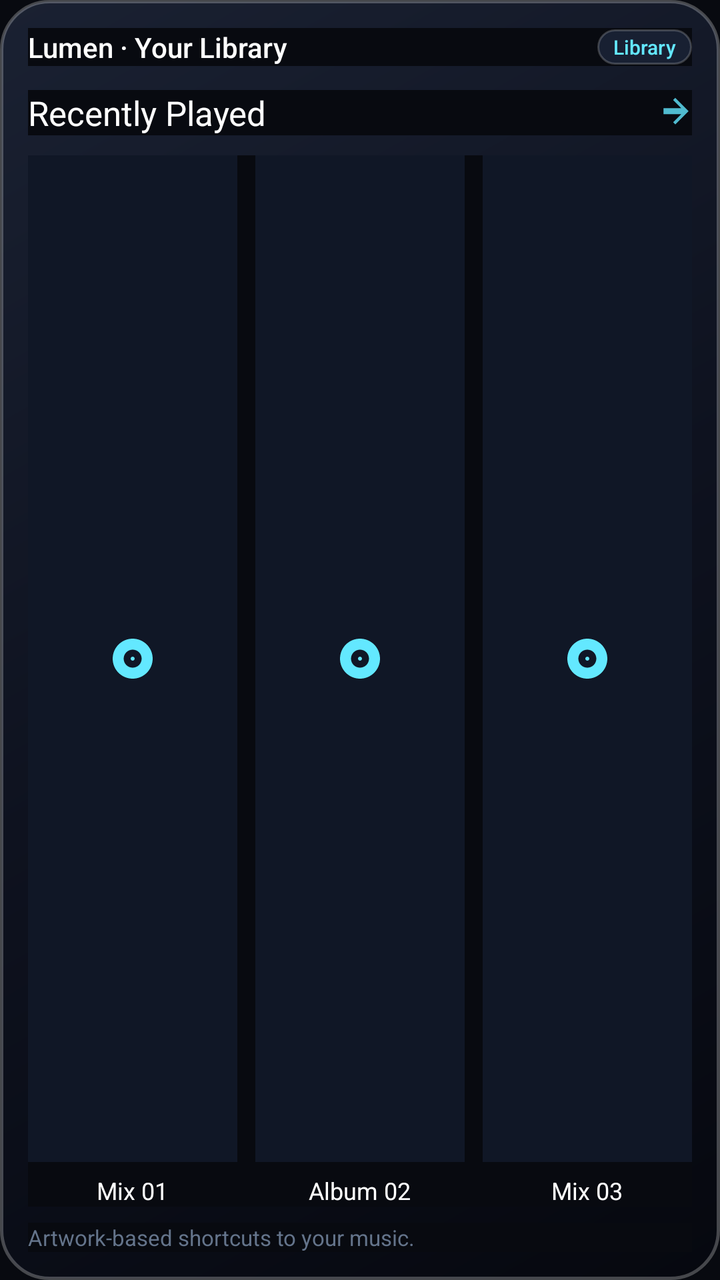
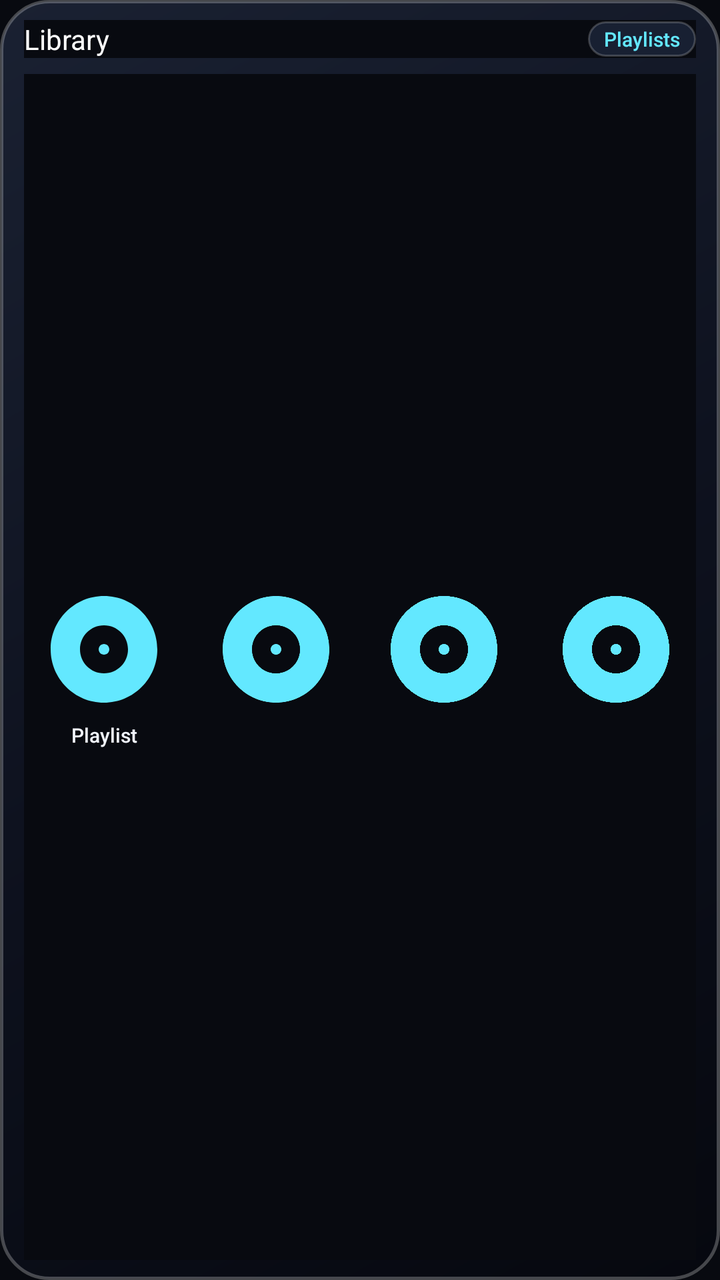

Before-and-after screenshots of an Android layout around one commit, followed by the original layout XML and the change that was made.
<!-- AndroidManifest.xml: application theme AppTheme -->
<!-- res/layout/widget_library.xml -->
<?xml version="1.0" encoding="utf-8"?>
<LinearLayout xmlns:android="http://schemas.android.com/apk/res/android"
    android:id="@+id/widget_lib_root"
    android:layout_width="match_parent"
    android:layout_height="match_parent"
    android:background="@drawable/widget_card_bg"
    android:orientation="vertical"
    android:padding="14dp">

    
    <LinearLayout
        android:layout_width="match_parent"
        android:layout_height="wrap_content"
        android:gravity="center_vertical"
        android:orientation="horizontal">

        <TextView
            android:layout_width="0dp"
            android:layout_height="wrap_content"
            android:layout_weight="1"
            android:fontFamily="sans-serif-medium"
            android:text="Lumen · Your Library"
            android:textColor="#FFFFFF"
            android:textSize="14sp" />

        <TextView
            android:layout_width="wrap_content"
            android:layout_height="wrap_content"
            android:background="@drawable/widget_tag_bg"
            android:fontFamily="sans-serif-medium"
            android:paddingStart="8dp"
            android:paddingTop="2dp"
            android:paddingEnd="8dp"
            android:paddingBottom="2dp"
            android:text="Library"
            android:textColor="#63E8FF"
            android:textSize="10sp" />
    </LinearLayout>

    
    <LinearLayout
        android:layout_width="match_parent"
        android:layout_height="wrap_content"
        android:layout_marginTop="12dp"
        android:gravity="center_vertical"
        android:orientation="horizontal">

        <TextView
            android:layout_width="0dp"
            android:layout_height="wrap_content"
            android:layout_weight="1"
            android:fontFamily="sans-serif-bold"
            android:text="Recently Played"
            android:textColor="#FFFFFF"
            android:textSize="17sp" />

        <ImageView
            android:id="@+id/widget_lib_open_all"
            android:layout_width="18dp"
            android:layout_height="18dp"
            android:alpha="0.8"
            android:src="@drawable/ic_widget_arrow_right" />
    </LinearLayout>

    
    <LinearLayout
        android:layout_width="match_parent"
        android:layout_height="0dp"
        android:layout_marginTop="10dp"
        android:layout_weight="1"
        android:gravity="center"
        android:orientation="horizontal">

        
        <LinearLayout
            android:id="@+id/widget_lib_card_1"
            android:layout_width="0dp"
            android:layout_height="match_parent"
            android:layout_marginEnd="6dp"
            android:layout_weight="1"
            android:gravity="center_horizontal"
            android:orientation="vertical">

            <ImageView
                android:id="@+id/widget_lib_art_1"
                android:layout_width="match_parent"
                android:layout_height="0dp"
                android:layout_weight="1"
                android:background="#101726"
                android:scaleType="centerInside"
                android:src="@drawable/ic_widget_disc" />

            <TextView
                android:id="@+id/widget_lib_title_1"
                android:layout_width="wrap_content"
                android:layout_height="wrap_content"
                android:layout_marginTop="6dp"
                android:ellipsize="end"
                android:fontFamily="sans-serif"
                android:maxLines="1"
                android:text="Mix 01"
                android:textColor="#FFFFFF"
                android:textSize="12sp" />
        </LinearLayout>

        
        <LinearLayout
            android:id="@+id/widget_lib_card_2"
            android:layout_width="0dp"
            android:layout_height="match_parent"
            android:layout_marginStart="3dp"
            android:layout_marginEnd="3dp"
            android:layout_weight="1"
            android:gravity="center_horizontal"
            android:orientation="vertical">

            <ImageView
                android:id="@+id/widget_lib_art_2"
                android:layout_width="match_parent"
                android:layout_height="0dp"
                android:layout_weight="1"
                android:background="#101726"
                android:scaleType="centerInside"
                android:src="@drawable/ic_widget_disc" />

            <TextView
                android:id="@+id/widget_lib_title_2"
                android:layout_width="wrap_content"
                android:layout_height="wrap_content"
                android:layout_marginTop="6dp"
                android:ellipsize="end"
                android:fontFamily="sans-serif"
                android:maxLines="1"
                android:text="Album 02"
                android:textColor="#FFFFFF"
                android:textSize="12sp" />
        </LinearLayout>

        
        <LinearLayout
            android:id="@+id/widget_lib_card_3"
            android:layout_width="0dp"
            android:layout_height="match_parent"
            android:layout_marginStart="6dp"
            android:layout_weight="1"
            android:gravity="center_horizontal"
            android:orientation="vertical">

            <ImageView
                android:id="@+id/widget_lib_art_3"
                android:layout_width="match_parent"
                android:layout_height="0dp"
                android:layout_weight="1"
                android:background="#101726"
                android:scaleType="centerInside"
                android:src="@drawable/ic_widget_disc" />

            <TextView
                android:id="@+id/widget_lib_title_3"
                android:layout_width="wrap_content"
                android:layout_height="wrap_content"
                android:layout_marginTop="6dp"
                android:ellipsize="end"
                android:fontFamily="sans-serif"
                android:maxLines="1"
                android:text="Mix 03"
                android:textColor="#FFFFFF"
                android:textSize="12sp" />
        </LinearLayout>
    </LinearLayout>

    
    <TextView
        android:layout_width="match_parent"
        android:layout_height="wrap_content"
        android:layout_marginTop="8dp"
        android:fontFamily="sans-serif"
        android:text="Artwork-based shortcuts to your music."
        android:textColor="#64748B"
        android:textSize="11sp" />
</LinearLayout>
<!-- resources referenced by this layout -->
<resources>
  <!-- drawable ic_widget_arrow_right (drawable) -->
  <vector xmlns:android="http://schemas.android.com/apk/res/android"
      android:width="24dp"
      android:height="24dp"
      android:viewportWidth="24"
      android:viewportHeight="24">
    <path
        android:fillColor="#63E8FF"
        android:pathData="M5,13h11.86l-5.43,5.43 1.42,1.42L21.71,11 12.85,2.15 11.43,3.57 16.86,9H5v4z"/>
  </vector>
  <!-- drawable ic_widget_disc (drawable) -->
  <vector xmlns:android="http://schemas.android.com/apk/res/android"
      android:width="24dp"
      android:height="24dp"
      android:viewportWidth="24"
      android:viewportHeight="24">
    <path
        android:fillColor="#63E8FF"
        android:pathData="M12,2C6.48,2 2,6.48 2,12s4.48,10 10,10 10,-4.48 10,-10S17.52,2 12,2zm0,14.5c-2.49,0 -4.5,-2.01 -4.5,-4.5S9.51,7.5 12,7.5s4.5,2.01 4.5,4.5 -2.01,4.5 -4.5,4.5zm0,-5.5c-0.55,0 -1,0.45 -1,1s0.45,1 1,1 1,-0.45 1,-1 -0.45,-1 -1,-1z"/>
  </vector>
  <!-- drawable widget_card_bg (drawable) -->
  <?xml version="1.0" encoding="utf-8"?>
  <shape xmlns:android="http://schemas.android.com/apk/res/android"
      android:shape="rectangle">
      <gradient
          android:angle="315"
          android:startColor="#1A2132"
          android:centerColor="#0E121F"
          android:endColor="#06080F"
          android:type="linear" />
      <corners android:radius="24dp" />
      <stroke
          android:width="1.5dp"
          android:color="#40FFFFFF" />
  </shape>
  <!-- drawable widget_tag_bg (drawable) -->
  <?xml version="1.0" encoding="utf-8"?>
  <shape xmlns:android="http://schemas.android.com/apk/res/android"
      android:shape="rectangle">
      <solid android:color="#182032" />
      <corners android:radius="14dp" />
      <stroke
          android:width="1dp"
          android:color="#33FFFFFF" />
  </shape>
  <style name="AppTheme" parent="Theme.AppCompat.DayNight.NoActionBar">
          
          <item name="colorPrimary">@color/colorPrimary</item>
          <item name="colorPrimaryDark">@color/colorPrimaryDark</item>
          <item name="colorAccent">@color/colorAccent</item>
          <item name="android:windowBackground">#080A10</item>
          <item name="android:background">#080A10</item>
      </style>
</resources>

<!-- the commit's change to res/layout/widget_library.xml (unified diff, before → after) -->
@@ -5,7 +5,10 @@
     android:layout_height="match_parent"
     android:background="@drawable/widget_card_bg"
     android:orientation="vertical"
-    android:padding="14dp">
+    android:paddingStart="12dp"
+    android:paddingTop="10dp"
+    android:paddingEnd="12dp"
+    android:paddingBottom="10dp">
 
     
     <LinearLayout
@@ -18,12 +21,13 @@
             android:layout_width="0dp"
             android:layout_height="wrap_content"
             android:layout_weight="1"
-            android:fontFamily="sans-serif-medium"
-            android:text="Lumen · Your Library"
+            android:fontFamily="sans-serif-bold"
+            android:text="Library"
             android:textColor="#FFFFFF"
             android:textSize="14sp" />
 
         <TextView
+            android:id="@+id/widget_lib_open_all"
             android:layout_width="wrap_content"
             android:layout_height="wrap_content"
             android:background="@drawable/widget_tag_bg"
@@ -32,43 +36,19 @@
             android:paddingTop="2dp"
             android:paddingEnd="8dp"
             android:paddingBottom="2dp"
-            android:text="Library"
+            android:text="Playlists"
             android:textColor="#63E8FF"
             android:textSize="10sp" />
     </LinearLayout>
 
     
     <LinearLayout
-        android:layout_width="match_parent"
-        android:layout_height="wrap_content"
-        android:layout_marginTop="12dp"
-        android:gravity="center_vertical"
-        android:orientation="horizontal">
-
-        <TextView
-            android:layout_width="0dp"
-            android:layout_height="wrap_content"
-            android:layout_weight="1"
-            android:fontFamily="sans-serif-bold"
-            android:text="Recently Played"
-            android:textColor="#FFFFFF"
-            android:textSize="17sp" />
-
-        <ImageView
-            android:id="@+id/widget_lib_open_all"
-            android:layout_width="18dp"
-            android:layout_height="18dp"
-            android:alpha="0.8"
-            android:src="@drawable/ic_widget_arrow_right" />
-    </LinearLayout>
-
-    
-    <LinearLayout
+        android:id="@+id/widget_lib_row"
         android:layout_width="match_parent"
         android:layout_height="0dp"
-        android:layout_marginTop="10dp"
+        android:layout_marginTop="8dp"
         android:layout_weight="1"
-        android:gravity="center"
+        android:gravity="center_vertical"
         android:orientation="horizontal">
 
         
@@ -76,31 +56,30 @@
             android:id="@+id/widget_lib_card_1"
             android:layout_width="0dp"
             android:layout_height="match_parent"
-            android:layout_marginEnd="6dp"
+            android:layout_marginEnd="4dp"
             android:layout_weight="1"
-            android:gravity="center_horizontal"
+            android:gravity="center"
             android:orientation="vertical">
 
             <ImageView
                 android:id="@+id/widget_lib_art_1"
-                android:layout_width="match_parent"
-                android:layout_height="0dp"
-                android:layout_weight="1"
-                android:background="#101726"
-                android:scaleType="centerInside"
+                android:layout_width="64dp"
+                android:layout_height="64dp"
+                android:scaleType="fitCenter"
                 android:src="@drawable/ic_widget_disc" />
 
             <TextView
                 android:id="@+id/widget_lib_title_1"
-                android:layout_width="wrap_content"
+                android:layout_width="match_parent"
                 android:layout_height="wrap_content"
-                android:layout_marginTop="6dp"
+                android:layout_marginTop="4dp"
                 android:ellipsize="end"
-                android:fontFamily="sans-serif"
+                android:fontFamily="sans-serif-medium"
+                android:gravity="center"
                 android:maxLines="1"
-                android:text="Mix 01"
-                android:textColor="#FFFFFF"
-                android:textSize="12sp" />
+                android:text="Playlist"
+                android:textColor="#F1F4FC"
+                android:textSize="10sp" />
         </LinearLayout>
 
         
@@ -108,32 +87,31 @@
             android:id="@+id/widget_lib_card_2"
             android:layout_width="0dp"
             android:layout_height="match_parent"
-            android:layout_marginStart="3dp"
-            android:layout_marginEnd="3dp"
+            android:layout_marginStart="2dp"
+            android:layout_marginEnd="2dp"
             android:layout_weight="1"
-            android:gravity="center_horizontal"
+            android:gravity="center"
             android:orientation="vertical">
 
             <ImageView
                 android:id="@+id/widget_lib_art_2"
-                android:layout_width="match_parent"
-                android:layout_height="0dp"
-                android:layout_weight="1"
-                android:background="#101726"
-                android:scaleType="centerInside"
+                android:layout_width="64dp"
+                android:layout_height="64dp"
+                android:scaleType="fitCenter"
                 android:src="@drawable/ic_widget_disc" />
 
             <TextView
                 android:id="@+id/widget_lib_title_2"
-                android:layout_width="wrap_content"
+                android:layout_width="match_parent"
                 android:layout_height="wrap_content"
-                android:layout_marginTop="6dp"
+                android:layout_marginTop="4dp"
                 android:ellipsize="end"
-                android:fontFamily="sans-serif"
+                android:fontFamily="sans-serif-medium"
+                android:gravity="center"
                 android:maxLines="1"
-                android:text="Album 02"
-                android:textColor="#FFFFFF"
-                android:textSize="12sp" />
+                android:text=""
+                android:textColor="#D6DCE8"
+                android:textSize="10sp" />
         </LinearLayout>
 
         
@@ -141,41 +119,74 @@
             android:id="@+id/widget_lib_card_3"
             android:layout_width="0dp"
             android:layout_height="match_parent"
-            android:layout_marginStart="6dp"
+            android:layout_marginStart="2dp"
+            android:layout_marginEnd="2dp"
             android:layout_weight="1"
-            android:gravity="center_horizontal"
+            android:gravity="center"
             android:orientation="vertical">
 
             <ImageView
                 android:id="@+id/widget_lib_art_3"
-                android:layout_width="match_parent"
-                android:layout_height="0dp"
-                android:layout_weight="1"
-                android:background="#101726"
-                android:scaleType="centerInside"
+                android:layout_width="64dp"
+                android:layout_height="64dp"
+                android:scaleType="fitCenter"
                 android:src="@drawable/ic_widget_disc" />
 
             <TextView
                 android:id="@+id/widget_lib_title_3"
-                android:layout_width="wrap_content"
+                android:layout_width="match_parent"
                 android:layout_height="wrap_content"
-                android:layout_marginTop="6dp"
+                android:layout_marginTop="4dp"
                 android:ellipsize="end"
-                android:fontFamily="sans-serif"
+                android:fontFamily="sans-serif-medium"
+                android:gravity="center"
                 android:maxLines="1"
-                android:text="Mix 03"
-                android:textColor="#FFFFFF"
-                android:textSize="12sp" />
+                android:text=""
+                android:textColor="#D6DCE8"
+                android:textSize="10sp" />
+        </LinearLayout>
+
+        
+        <LinearLayout
+            android:id="@+id/widget_lib_card_4"
+            android:layout_width="0dp"
+            android:layout_height="match_parent"
+            android:layout_marginStart="4dp"
+            android:layout_weight="1"
+            android:gravity="center"
+            android:orientation="vertical">
+
+            <ImageView
+                android:id="@+id/widget_lib_art_4"
+                android:layout_width="64dp"
+                android:layout_height="64dp"
+                android:scaleType="fitCenter"
+                android:src="@drawable/ic_widget_disc" />
+
+            <TextView
+                android:id="@+id/widget_lib_title_4"
+                android:layout_width="match_parent"
+                android:layout_height="wrap_content"
+                android:layout_marginTop="4dp"
+                android:ellipsize="end"
+                android:fontFamily="sans-serif-medium"
+                android:gravity="center"
+                android:maxLines="1"
+                android:text=""
+                android:textColor="#D6DCE8"
+                android:textSize="10sp" />
         </LinearLayout>
     </LinearLayout>
 
     
     <TextView
+        android:id="@+id/widget_lib_empty"
         android:layout_width="match_parent"
-        android:layout_height="wrap_content"
-        android:layout_marginTop="8dp"
-        android:fontFamily="sans-serif"
-        android:text="Artwork-based shortcuts to your music."
-        android:textColor="#64748B"
-        android:textSize="11sp" />
+        android:layout_height="0dp"
+        android:layout_weight="1"
+        android:gravity="center"
+        android:text="Open Lumen to sync your playlists"
+        android:textColor="#88FFFFFF"
+        android:textSize="12sp"
+        android:visibility="gone" />
 </LinearLayout>
<!-- resource entries referenced after the edit -->
@@ -1,15 +1,5 @@
 <!-- resources referenced by this layout -->
 <resources>
-  <!-- drawable ic_widget_arrow_right (drawable) -->
-  <vector xmlns:android="http://schemas.android.com/apk/res/android"
-      android:width="24dp"
-      android:height="24dp"
-      android:viewportWidth="24"
-      android:viewportHeight="24">
-    <path
-        android:fillColor="#63E8FF"
-        android:pathData="M5,13h11.86l-5.43,5.43 1.42,1.42L21.71,11 12.85,2.15 11.43,3.57 16.86,9H5v4z"/>
-  </vector>
   <!-- drawable ic_widget_disc (drawable) -->
   <vector xmlns:android="http://schemas.android.com/apk/res/android"
       android:width="24dp"
